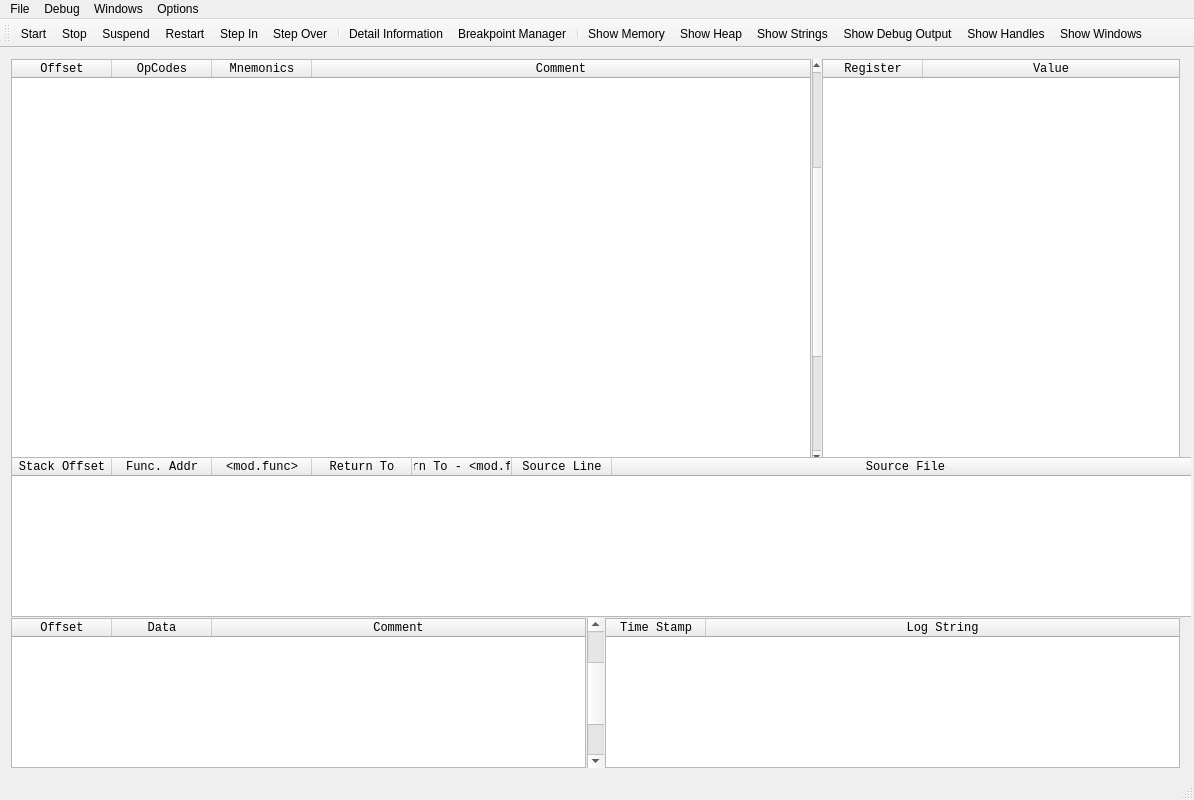
Above: qtNanomite/qtDLGNanomite.ui from zer0fl4g/Nanomite before the change. Below: the same form after it.
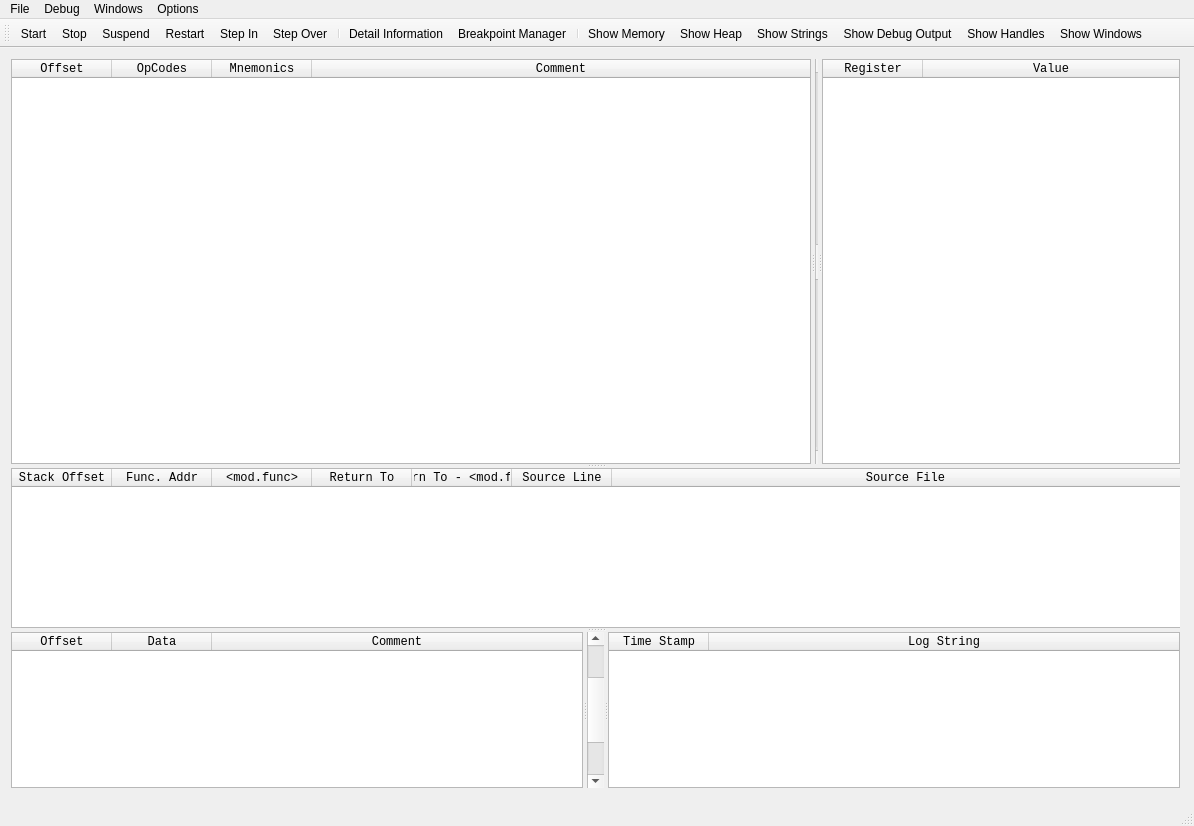
That is the form after the change. Icons and pictures are not drawn.

Patch:
```diff
--- a/qtNanomite/qtDLGNanomite.ui
+++ b/qtNanomite/qtDLGNanomite.ui
@@ -10,7 +10,7 @@
     <x>0</x>
     <y>0</y>
     <width>1194</width>
-    <height>800</height>
+    <height>826</height>
    </rect>
   </property>
   <property name="sizePolicy">
@@ -51,22 +51,23 @@
       <x>0</x>
       <y>0</y>
       <width>1191</width>
-      <height>731</height>
+      <height>751</height>
      </rect>
     </property>
-    <layout class="QVBoxLayout" name="MainLayout">
-     <property name="spacing">
-      <number>1</number>
-     </property>
-     <property name="sizeConstraint">
-      <enum>QLayout::SetNoConstraint</enum>
-     </property>
-     <item>
-      <layout class="QHBoxLayout" name="horizontalLayout">
-       <property name="spacing">
-        <number>1</number>
-       </property>
-       <item>
+    <layout class="QVBoxLayout" name="mainLayout">
+     <item>
+      <widget class="QSplitter" name="splitter_4">
+       <property name="orientation">
+        <enum>Qt::Vertical</enum>
+       </property>
+       <widget class="QSplitter" name="splitter_2">
+        <property name="orientation">
+         <enum>Qt::Vertical</enum>
+        </property>
+        <widget class="QSplitter" name="splitter">
+         <property name="orientation">
+          <enum>Qt::Horizontal</enum>
+         </property>
         <widget class="QTableWidget" name="tblDisAs">
          <property name="minimumSize">
           <size>
@@ -77,7 +78,7 @@
          <property name="maximumSize">
           <size>
            <width>16777215</width>
-           <height>405</height>
+            <height>16777215</height>
           </size>
          </property>
          <property name="font">
@@ -124,8 +125,6 @@
           </property>
          </column>
         </widget>
-       </item>
-       <item>
         <widget class="QScrollBar" name="scrollDisAs">
          <property name="sizePolicy">
           <sizepolicy hsizetype="Expanding" vsizetype="Expanding">
@@ -142,12 +141,15 @@
          <property name="maximumSize">
           <size>
            <width>17</width>
-           <height>400</height>
+            <height>16777215</height>
           </size>
          </property>
          <property name="maximum">
           <number>10</number>
          </property>
+          <property name="pageStep">
+           <number>1</number>
+          </property>
          <property name="value">
           <number>5</number>
          </property>
@@ -155,8 +157,6 @@
           <enum>Qt::Vertical</enum>
          </property>
         </widget>
-       </item>
-       <item>
         <widget class="QTableWidget" name="tblRegView">
          <property name="minimumSize">
           <size>
@@ -167,7 +167,7 @@
          <property name="maximumSize">
           <size>
            <width>16777215</width>
-           <height>405</height>
+            <height>16777215</height>
           </size>
          </property>
          <property name="font">
@@ -184,6 +184,9 @@
          <attribute name="horizontalHeaderStretchLastSection">
           <bool>true</bool>
          </attribute>
+          <attribute name="verticalHeaderVisible">
+           <bool>false</bool>
+          </attribute>
          <attribute name="verticalHeaderDefaultSectionSize">
           <number>15</number>
          </attribute>
@@ -201,10 +204,7 @@
           </property>
          </column>
         </widget>
-       </item>
-      </layout>
-     </item>
-     <item>
+        </widget>
       <widget class="QTableWidget" name="tblCallstack">
        <property name="sizePolicy">
         <sizepolicy hsizetype="Expanding" vsizetype="Expanding">
@@ -221,7 +221,7 @@
        <property name="maximumSize">
         <size>
          <width>16777215</width>
-         <height>160</height>
+           <height>16777215</height>
         </size>
        </property>
        <property name="font">
@@ -286,13 +286,11 @@
         </property>
        </column>
       </widget>
-     </item>
-     <item>
-      <layout class="QHBoxLayout" name="horizontalLayout_4" stretch="0,0,0">
-       <property name="spacing">
-        <number>1</number>
-       </property>
-       <item>
+       </widget>
+       <widget class="QSplitter" name="splitter_3">
+        <property name="orientation">
+         <enum>Qt::Horizontal</enum>
+        </property>
         <widget class="QTableWidget" name="tblStack">
          <property name="minimumSize">
           <size>
@@ -303,7 +301,7 @@
          <property name="maximumSize">
           <size>
            <width>16777215</width>
-           <height>150</height>
+           <height>16777215</height>
           </size>
          </property>
          <property name="font">
@@ -351,8 +349,6 @@
           </property>
          </column>
         </widget>
-       </item>
-       <item>
         <widget class="QScrollBar" name="scrollStackView">
          <property name="sizePolicy">
           <sizepolicy hsizetype="Expanding" vsizetype="Expanding">
@@ -369,7 +365,7 @@
          <property name="maximumSize">
           <size>
            <width>17</width>
-           <height>150</height>
+           <height>16777215</height>
           </size>
          </property>
          <property name="maximum">
@@ -382,8 +378,6 @@
           <enum>Qt::Vertical</enum>
          </property>
         </widget>
-       </item>
-       <item>
         <widget class="QTableWidget" name="tblLogBox">
          <property name="minimumSize">
           <size>
@@ -394,7 +388,7 @@
          <property name="maximumSize">
           <size>
            <width>16777215</width>
-           <height>150</height>
+           <height>16777215</height>
           </size>
          </property>
          <property name="font">
@@ -431,8 +425,8 @@
           </property>
          </column>
         </widget>
-       </item>
-      </layout>
+       </widget>
+      </widget>
      </item>
     </layout>
    </widget>
```
Left out of the diff: 82 changed lines with no effect on the pictures. Lines whose indentation alone changed are shown as unchanged.
